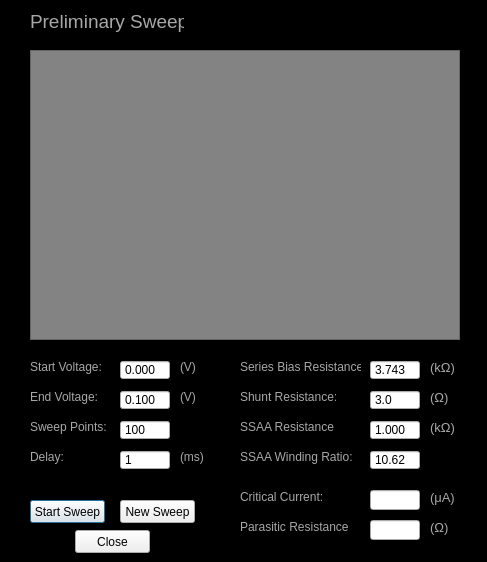
Old version of the form Scanner GUI/nSOTCharacterizer/preliminarySweep.ui in the repository afylab/nanoSQUID-Scanning-Software.
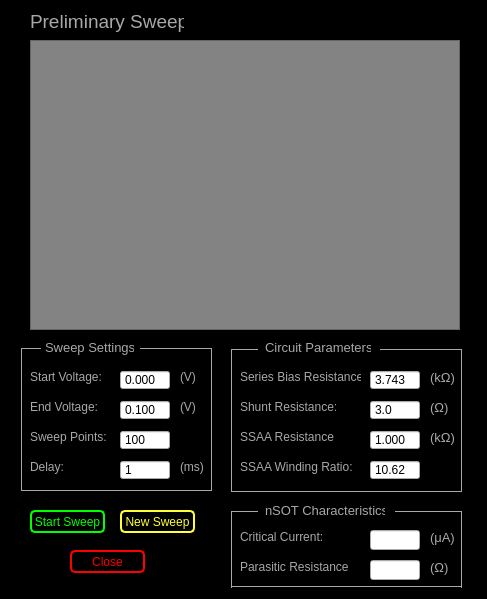
New version of the form.

```diff
--- a/Scanner GUI/nSOTCharacterizer/preliminarySweep.ui
+++ b/Scanner GUI/nSOTCharacterizer/preliminarySweep.ui
@@ -7,7 +7,7 @@
     <x>0</x>
     <y>0</y>
     <width>487</width>
-    <height>562</height>
+    <height>599</height>
    </rect>
   </property>
   <property name="windowTitle">
@@ -21,7 +21,7 @@
    <property name="geometry">
     <rect>
      <x>30</x>
-     <y>50</y>
+     <y>40</y>
      <width>430</width>
      <height>290</height>
     </rect>
@@ -54,7 +54,7 @@
    <property name="geometry">
     <rect>
      <x>30</x>
-     <y>360</y>
+     <y>370</y>
      <width>77</width>
      <height>14</height>
     </rect>
@@ -67,7 +67,7 @@
    <property name="geometry">
     <rect>
      <x>30</x>
-     <y>390</y>
+     <y>400</y>
      <width>71</width>
      <height>14</height>
     </rect>
@@ -80,7 +80,7 @@
    <property name="geometry">
     <rect>
      <x>30</x>
-     <y>450</y>
+     <y>460</y>
      <width>33</width>
      <height>14</height>
     </rect>
@@ -93,7 +93,7 @@
    <property name="geometry">
     <rect>
      <x>30</x>
-     <y>420</y>
+     <y>430</y>
      <width>79</width>
      <height>14</height>
     </rect>
@@ -106,7 +106,7 @@
    <property name="geometry">
     <rect>
      <x>240</x>
-     <y>360</y>
+     <y>370</y>
      <width>121</width>
      <height>14</height>
     </rect>
@@ -119,7 +119,7 @@
    <property name="geometry">
     <rect>
      <x>240</x>
-     <y>390</y>
+     <y>400</y>
      <width>96</width>
      <height>14</height>
     </rect>
@@ -132,7 +132,7 @@
    <property name="geometry">
     <rect>
      <x>240</x>
-     <y>420</y>
+     <y>430</y>
      <width>95</width>
      <height>14</height>
     </rect>
@@ -145,7 +145,7 @@
    <property name="geometry">
     <rect>
      <x>240</x>
-     <y>450</y>
+     <y>460</y>
      <width>113</width>
      <height>14</height>
     </rect>
@@ -158,11 +158,29 @@
    <property name="geometry">
     <rect>
      <x>30</x>
-     <y>500</y>
+     <y>510</y>
      <width>75</width>
      <height>23</height>
     </rect>
    </property>
+   <property name="toolTip">
+    <string>Starts preliminary sweep</string>
+   </property>
+   <property name="styleSheet">
+    <string notr="true">QPushButton:pressed#startSweep{
+color: rgb(95,107,166);
+background-color:rgb(168,168,168);
+border: 1px solid rgb(95,107,166);
+border-radius: 5px
+}
+
+QPushButton#startSweep{
+color: rgb(0,255,0);
+background-color:rgb(0,0,0);
+border: 2px solid rgb(0,255,0);
+border-radius: 5px
+}</string>
+   </property>
    <property name="text">
     <string>Start Sweep</string>
    </property>
@@ -171,7 +189,7 @@
    <property name="geometry">
     <rect>
      <x>240</x>
-     <y>490</y>
+     <y>530</y>
      <width>83</width>
      <height>14</height>
     </rect>
@@ -184,7 +202,7 @@
    <property name="geometry">
     <rect>
      <x>240</x>
-     <y>520</y>
+     <y>560</y>
      <width>108</width>
      <height>14</height>
     </rect>
@@ -197,7 +215,7 @@
    <property name="geometry">
     <rect>
      <x>180</x>
-     <y>360</y>
+     <y>370</y>
      <width>18</width>
      <height>14</height>
     </rect>
@@ -210,7 +228,7 @@
    <property name="geometry">
     <rect>
      <x>180</x>
-     <y>390</y>
+     <y>400</y>
      <width>18</width>
      <height>14</height>
     </rect>
@@ -223,7 +241,7 @@
    <property name="geometry">
     <rect>
      <x>180</x>
-     <y>450</y>
+     <y>460</y>
      <width>25</width>
      <height>14</height>
     </rect>
@@ -236,7 +254,7 @@
    <property name="geometry">
     <rect>
      <x>430</x>
-     <y>360</y>
+     <y>370</y>
      <width>25</width>
      <height>16</height>
     </rect>
@@ -249,7 +267,7 @@
    <property name="geometry">
     <rect>
      <x>430</x>
-     <y>390</y>
+     <y>400</y>
      <width>19</width>
      <height>16</height>
     </rect>
@@ -262,7 +280,7 @@
    <property name="geometry">
     <rect>
      <x>430</x>
-     <y>420</y>
+     <y>430</y>
      <width>25</width>
      <height>16</height>
     </rect>
@@ -275,7 +293,7 @@
    <property name="geometry">
     <rect>
      <x>370</x>
-     <y>490</y>
+     <y>530</y>
      <width>50</width>
      <height>20</height>
     </rect>
@@ -288,7 +306,7 @@
    <property name="geometry">
     <rect>
      <x>370</x>
-     <y>520</y>
+     <y>560</y>
      <width>50</width>
      <height>20</height>
     </rect>
@@ -301,7 +319,7 @@
    <property name="geometry">
     <rect>
      <x>430</x>
-     <y>520</y>
+     <y>560</y>
      <width>19</width>
      <height>16</height>
     </rect>
@@ -314,7 +332,7 @@
    <property name="geometry">
     <rect>
      <x>430</x>
-     <y>490</y>
+     <y>530</y>
      <width>25</width>
      <height>16</height>
     </rect>
@@ -327,11 +345,29 @@
    <property name="geometry">
     <rect>
      <x>120</x>
-     <y>500</y>
+     <y>510</y>
      <width>75</width>
      <height>23</height>
     </rect>
    </property>
+   <property name="toolTip">
+    <string>Enables user to begin a new sweep</string>
+   </property>
+   <property name="styleSheet">
+    <string notr="true">QPushButton:pressed#newSweep{
+color: rgb(95,107,166);
+background-color:rgb(168,168,168);
+border: 1px solid rgb(95,107,166);
+border-radius: 5px
+}
+
+QPushButton#newSweep{
+color: rgb(255,255,51);
+background-color:rgb(0,0,0);
+border: 2px solid  rgb(255,255,51);
+border-radius: 5px
+}</string>
+   </property>
    <property name="text">
     <string>New Sweep</string>
    </property>
@@ -340,7 +376,7 @@
    <property name="geometry">
     <rect>
      <x>120</x>
-     <y>360</y>
+     <y>370</y>
      <width>50</width>
      <height>20</height>
     </rect>
@@ -362,7 +398,7 @@
    <property name="geometry">
     <rect>
      <x>120</x>
-     <y>390</y>
+     <y>400</y>
      <width>50</width>
      <height>20</height>
     </rect>
@@ -387,7 +423,7 @@
    <property name="geometry">
     <rect>
      <x>120</x>
-     <y>420</y>
+     <y>430</y>
      <width>50</width>
      <height>20</height>
     </rect>
@@ -412,7 +448,7 @@
    <property name="geometry">
     <rect>
      <x>120</x>
-     <y>450</y>
+     <y>460</y>
      <width>50</width>
      <height>20</height>
     </rect>
@@ -437,7 +473,7 @@
    <property name="geometry">
     <rect>
      <x>370</x>
-     <y>360</y>
+     <y>370</y>
      <width>50</width>
      <height>20</height>
     </rect>
@@ -462,7 +498,7 @@
    <property name="geometry">
     <rect>
      <x>370</x>
-     <y>390</y>
+     <y>400</y>
      <width>50</width>
      <height>20</height>
     </rect>
@@ -487,7 +523,7 @@
    <property name="geometry">
     <rect>
      <x>370</x>
-     <y>420</y>
+     <y>430</y>
      <width>50</width>
      <height>20</height>
     </rect>
@@ -512,7 +548,7 @@
    <property name="geometry">
     <rect>
      <x>370</x>
-     <y>450</y>
+     <y>460</y>
      <width>50</width>
      <height>20</height>
     </rect>
@@ -536,16 +572,356 @@
   <widget class="QPushButton" name="closeWin">
    <property name="geometry">
     <rect>
-     <x>75</x>
-     <y>530</y>
+     <x>70</x>
+     <y>550</y>
      <width>75</width>
      <height>23</height>
     </rect>
    </property>
+   <property name="styleSheet">
+    <string notr="true">QPushButton:pressed#closeWin{
+color: rgb(95,107,166);
+background-color:rgb(168,168,168);
+border: 1px solid rgb(95,107,166);
+border-radius: 5px
+}
+
+QPushButton#closeWin{
+color: rgb(255,0, 0);
+background-color:rgb(0,0,0);
+border: 2px solid  rgb(255,0, 0);
+border-radius: 5px
+}</string>
+   </property>
    <property name="text">
     <string>Close</string>
    </property>
   </widget>
+  <widget class="Line" name="line">
+   <property name="geometry">
+    <rect>
+     <x>20</x>
+     <y>349</y>
+     <width>3</width>
+     <height>141</height>
+    </rect>
+   </property>
+   <property name="styleSheet">
+    <string notr="true">#line{color: rgb(168,168,168);}</string>
+   </property>
+   <property name="frameShadow">
+    <enum>QFrame::Plain</enum>
+   </property>
+   <property name="orientation">
+    <enum>Qt::Vertical</enum>
+   </property>
+  </widget>
+  <widget class="QLabel" name="label_15">
+   <property name="geometry">
+    <rect>
+     <x>45</x>
+     <y>340</y>
+     <width>89</width>
+     <height>16</height>
+    </rect>
+   </property>
+   <property name="text">
+    <string>&lt;html&gt;&lt;head/&gt;&lt;body&gt;&lt;p&gt;&lt;span style=&quot; font-size:10pt; color:#a8a8a8;&quot;&gt;Sweep Settings&lt;/span&gt;&lt;/p&gt;&lt;/body&gt;&lt;/html&gt;</string>
+   </property>
+  </widget>
+  <widget class="Line" name="line_2">
+   <property name="geometry">
+    <rect>
+     <x>210</x>
+     <y>349</y>
+     <width>3</width>
+     <height>141</height>
+    </rect>
+   </property>
+   <property name="styleSheet">
+    <string notr="true">#line_2{color: rgb(168,168,168);}</string>
+   </property>
+   <property name="frameShadow">
+    <enum>QFrame::Plain</enum>
+   </property>
+   <property name="orientation">
+    <enum>Qt::Vertical</enum>
+   </property>
+  </widget>
+  <widget class="Line" name="line_3">
+   <property name="geometry">
+    <rect>
+     <x>21</x>
+     <y>489</y>
+     <width>191</width>
+     <height>3</height>
+    </rect>
+   </property>
+   <property name="styleSheet">
+    <string notr="true">#line_3{color: rgb(168,168,168)}</string>
+   </property>
+   <property name="frameShadow">
+    <enum>QFrame::Plain</enum>
+   </property>
+   <property name="orientation">
+    <enum>Qt::Horizontal</enum>
+   </property>
+  </widget>
+  <widget class="Line" name="line_4">
+   <property name="geometry">
+    <rect>
+     <x>140</x>
+     <y>347</y>
+     <width>72</width>
+     <height>3</height>
+    </rect>
+   </property>
+   <property name="styleSheet">
+    <string notr="true">#line_4{color: rgb(168,168,168)}</string>
+   </property>
+   <property name="frameShadow">
+    <enum>QFrame::Plain</enum>
+   </property>
+   <property name="orientation">
+    <enum>Qt::Horizontal</enum>
+   </property>
+  </widget>
+  <widget class="Line" name="line_5">
+   <property name="geometry">
+    <rect>
+     <x>21</x>
+     <y>347</y>
+     <width>20</width>
+     <height>3</height>
+    </rect>
+   </property>
+   <property name="styleSheet">
+    <string notr="true">#line_5{color: rgb(168,168,168)}</string>
+   </property>
+   <property name="frameShadow">
+    <enum>QFrame::Plain</enum>
+   </property>
+   <property name="orientation">
+    <enum>Qt::Horizontal</enum>
+   </property>
+  </widget>
+  <widget class="QLabel" name="label_16">
+   <property name="geometry">
+    <rect>
+     <x>265</x>
+     <y>340</y>
+     <width>106</width>
+     <height>16</height>
+    </rect>
+   </property>
+   <property name="text">
+    <string>&lt;html&gt;&lt;head/&gt;&lt;body&gt;&lt;p&gt;&lt;span style=&quot; font-size:10pt; color:#a8a8a8;&quot;&gt;Circuit Parameters&lt;/span&gt;&lt;/p&gt;&lt;/body&gt;&lt;/html&gt;</string>
+   </property>
+  </widget>
+  <widget class="Line" name="line_6">
+   <property name="geometry">
+    <rect>
+     <x>230</x>
+     <y>350</y>
+     <width>3</width>
+     <height>141</height>
+    </rect>
+   </property>
+   <property name="styleSheet">
+    <string notr="true">#line_6{color: rgb(168,168,168);}</string>
+   </property>
+   <property name="frameShadow">
+    <enum>QFrame::Plain</enum>
+   </property>
+   <property name="orientation">
+    <enum>Qt::Vertical</enum>
+   </property>
+  </widget>
+  <widget class="Line" name="line_7">
+   <property name="geometry">
+    <rect>
+     <x>231</x>
+     <y>348</y>
+     <width>27</width>
+     <height>3</height>
+    </rect>
+   </property>
+   <property name="styleSheet">
+    <string notr="true">#line_7{color: rgb(168,168,168)}</string>
+   </property>
+   <property name="frameShadow">
+    <enum>QFrame::Plain</enum>
+   </property>
+   <property name="orientation">
+    <enum>Qt::Horizontal</enum>
+   </property>
+  </widget>
+  <widget class="Line" name="line_8">
+   <property name="geometry">
+    <rect>
+     <x>231</x>
+     <y>490</y>
+     <width>231</width>
+     <height>3</height>
+    </rect>
+   </property>
+   <property name="styleSheet">
+    <string notr="true">#line_8{color: rgb(168,168,168)}</string>
+   </property>
+   <property name="frameShadow">
+    <enum>QFrame::Plain</enum>
+   </property>
+   <property name="orientation">
+    <enum>Qt::Horizontal</enum>
+   </property>
+  </widget>
+  <widget class="Line" name="line_9">
+   <property name="geometry">
+    <rect>
+     <x>380</x>
+     <y>348</y>
+     <width>82</width>
+     <height>3</height>
+    </rect>
+   </property>
+   <property name="styleSheet">
+    <string notr="true">#line_9{color: rgb(168,168,168)}</string>
+   </property>
+   <property name="frameShadow">
+    <enum>QFrame::Plain</enum>
+   </property>
+   <property name="orientation">
+    <enum>Qt::Horizontal</enum>
+   </property>
+  </widget>
+  <widget class="Line" name="line_10">
+   <property name="geometry">
+    <rect>
+     <x>460</x>
+     <y>350</y>
+     <width>3</width>
+     <height>141</height>
+    </rect>
+   </property>
+   <property name="styleSheet">
+    <string notr="true">#line_10{color: rgb(168,168,168);}</string>
+   </property>
+   <property name="frameShadow">
+    <enum>QFrame::Plain</enum>
+   </property>
+   <property name="orientation">
+    <enum>Qt::Vertical</enum>
+   </property>
+  </widget>
+  <widget class="QLabel" name="label_17">
+   <property name="geometry">
+    <rect>
+     <x>265</x>
+     <y>503</y>
+     <width>120</width>
+     <height>16</height>
+    </rect>
+   </property>
+   <property name="text">
+    <string>&lt;html&gt;&lt;head/&gt;&lt;body&gt;&lt;p&gt;&lt;span style=&quot; font-size:10pt; color:#a8a8a8;&quot;&gt;nSOT Characteristics&lt;/span&gt;&lt;/p&gt;&lt;/body&gt;&lt;/html&gt;</string>
+   </property>
+  </widget>
+  <widget class="Line" name="line_11">
+   <property name="geometry">
+    <rect>
+     <x>230</x>
+     <y>512</y>
+     <width>3</width>
+     <height>76</height>
+    </rect>
+   </property>
+   <property name="styleSheet">
+    <string notr="true">#line_11{color: rgb(168,168,168);}</string>
+   </property>
+   <property name="frameShadow">
+    <enum>QFrame::Plain</enum>
+   </property>
+   <property name="orientation">
+    <enum>Qt::Vertical</enum>
+   </property>
+  </widget>
+  <widget class="Line" name="line_12">
+   <property name="geometry">
+    <rect>
+     <x>460</x>
+     <y>512</y>
+     <width>3</width>
+     <height>76</height>
+    </rect>
+   </property>
+   <property name="styleSheet">
+    <string notr="true">#line_12{color: rgb(168,168,168);}</string>
+   </property>
+   <property name="frameShadow">
+    <enum>QFrame::Plain</enum>
+   </property>
+   <property name="orientation">
+    <enum>Qt::Vertical</enum>
+   </property>
+  </widget>
+  <widget class="Line" name="line_13">
+   <property name="geometry">
+    <rect>
+     <x>231</x>
+     <y>510</y>
+     <width>27</width>
+     <height>3</height>
+    </rect>
+   </property>
+   <property name="styleSheet">
+    <string notr="true">#line_13{color: rgb(168,168,168)}</string>
+   </property>
+   <property name="frameShadow">
+    <enum>QFrame::Plain</enum>
+   </property>
+   <property name="orientation">
+    <enum>Qt::Horizontal</enum>
+   </property>
+  </widget>
+  <widget class="Line" name="line_14">
+   <property name="geometry">
+    <rect>
+     <x>231</x>
+     <y>585</y>
+     <width>231</width>
+     <height>3</height>
+    </rect>
+   </property>
+   <property name="styleSheet">
+    <string notr="true">#line_14
+{color: rgb(168,168,168)}</string>
+   </property>
+   <property name="frameShadow">
+    <enum>QFrame::Plain</enum>
+   </property>
+   <property name="orientation">
+    <enum>Qt::Horizontal</enum>
+   </property>
+  </widget>
+  <widget class="Line" name="line_15">
+   <property name="geometry">
+    <rect>
+     <x>395</x>
+     <y>510</y>
+     <width>67</width>
+     <height>3</height>
+    </rect>
+   </property>
+   <property name="styleSheet">
+    <string notr="true">#line_15{color: rgb(168,168,168)}</string>
+   </property>
+   <property name="frameShadow">
+    <enum>QFrame::Plain</enum>
+   </property>
+   <property name="orientation">
+    <enum>Qt::Horizontal</enum>
+   </property>
+  </widget>
  </widget>
  <resources/>
  <connections/>
```
